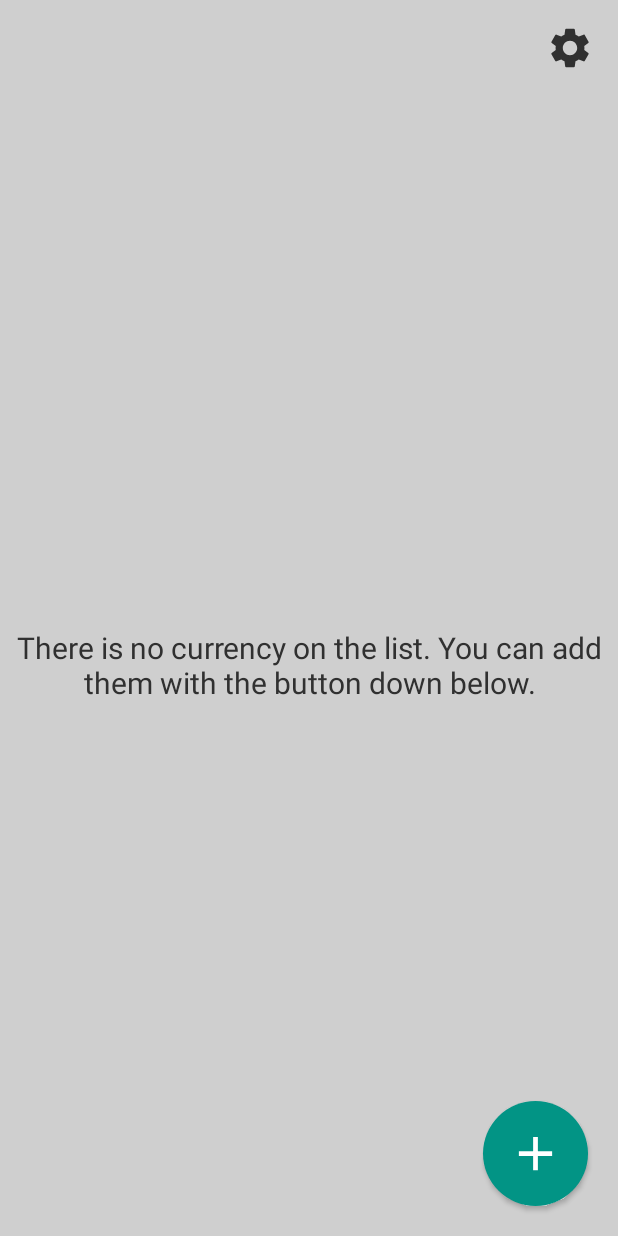
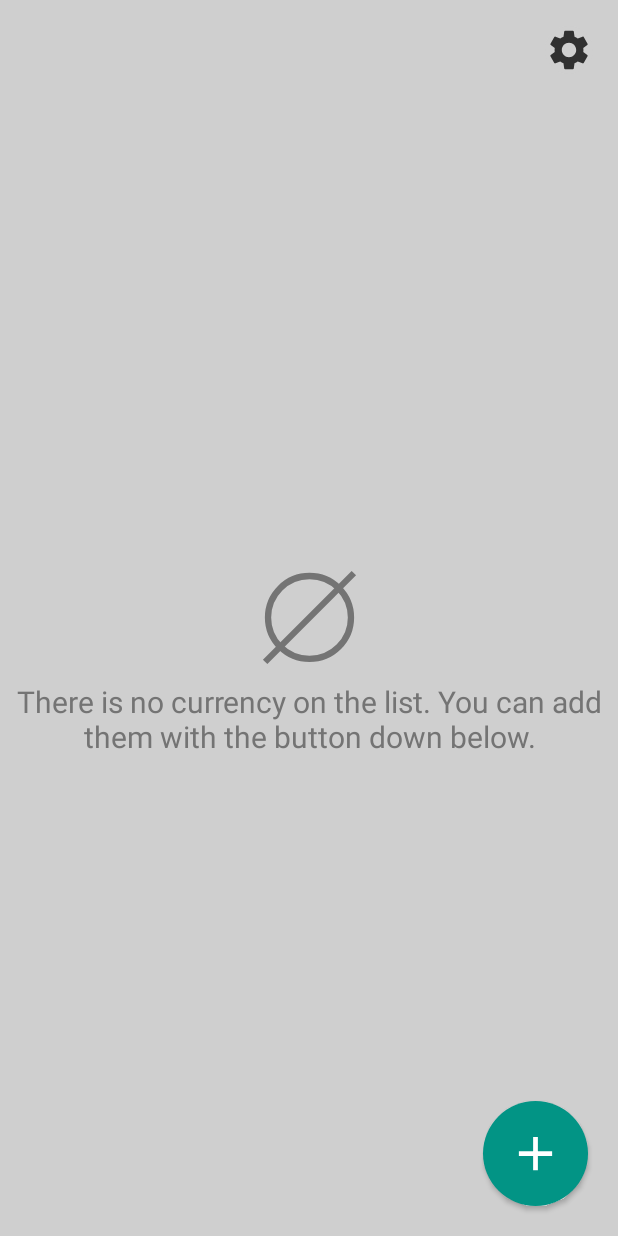
Before and after one commit to tarikyasar/android-curmin, an Android app built with Jetpack Compose: the screen it shows after launch (MainActivity), on a phone screen of 412 x 824 dp. Run offline under Robolectric (Android 15) with nearby library versions, the phone set to English and light mode, and no system bars; our stand-ins replace Dagger/Hilt's generated code, Room's generated code, accompanist.

Commit message:
Improve UI/UX

```diff
--- a/app/src/main/java/com/tarikyasar/curmin/presentation/CurminApp.kt
+++ b/app/src/main/java/com/tarikyasar/curmin/presentation/CurminApp.kt
@@ -5,11 +5,14 @@ import androidx.appcompat.app.AppCompatDelegate.*
 import androidx.compose.foundation.background
 import androidx.compose.foundation.clickable
 import androidx.compose.foundation.layout.*
+import androidx.compose.foundation.shape.CircleShape
 import androidx.compose.material.ExperimentalMaterialApi
 import androidx.compose.material.Icon
 import androidx.compose.material.MaterialTheme
 import androidx.compose.runtime.*
+import androidx.compose.ui.Alignment
 import androidx.compose.ui.Modifier
+import androidx.compose.ui.draw.clip
 import androidx.compose.ui.res.painterResource
 import androidx.compose.ui.unit.dp
 import com.tarikyasar.curmin.R
@@ -49,16 +52,38 @@ fun CurminApp(
                         .fillMaxWidth()
                         .padding(16.dp)
                 ) {
-                    Icon(
-                        painter = painterResource(id = R.drawable.ic_settings),
-                        contentDescription = null,
-                        tint = MaterialTheme.colors.onBackground,
+                    Box(
                         modifier = Modifier
-                            .size(32.dp)
+                            .clip(CircleShape)
                             .clickable {
                                 showSettingsDialog = true
                             }
-                    )
+                            .size(34.dp)
+                    ) {
+                        if (showSettingsDialog) {
+                            Box(
+                                modifier = Modifier
+                                    .align(Alignment.Center)
+                                    .clip(CircleShape)
+                                    .size(34.dp)
+                                    .background(MaterialTheme.colors.primary)
+                            )
+                        }
+
+                        Icon(
+                            painter = painterResource(id = R.drawable.ic_settings),
+                            contentDescription = null,
+                            tint = MaterialTheme.colors.onBackground,
+                            modifier = Modifier
+                                .align(Alignment.Center)
+                                .background(
+                                    MaterialTheme.colors.background,
+                                    CircleShape
+                                )
+                                .size(32.dp)
+                        )
+                    }
+
                 }
 
                 CurrencyWatchlist()
--- a/app/src/main/java/com/tarikyasar/curmin/presentation/screens/currency_watchlist/CurrencyWatchlist.kt
+++ b/app/src/main/java/com/tarikyasar/curmin/presentation/screens/currency_watchlist/CurrencyWatchlist.kt
@@ -15,12 +15,14 @@ import androidx.compose.runtime.*
 import androidx.compose.ui.Alignment
 import androidx.compose.ui.Modifier
 import androidx.compose.ui.graphics.Color
+import androidx.compose.ui.res.painterResource
 import androidx.compose.ui.text.style.TextAlign
 import androidx.compose.ui.unit.dp
 import androidx.compose.ui.unit.sp
 import androidx.hilt.navigation.compose.hiltViewModel
 import com.google.accompanist.swiperefresh.SwipeRefresh
 import com.google.accompanist.swiperefresh.SwipeRefreshState
+import com.tarikyasar.curmin.R
 import com.tarikyasar.curmin.data.database.model.CurrencyWatchlistItemData
 import com.tarikyasar.curmin.domain.model.Symbol
 import com.tarikyasar.curmin.presentation.composable.CurminErrorDialog
@@ -45,7 +47,19 @@ fun CurrencyWatchlist(
     var showAddWatchlistItemDialog by remember { mutableStateOf(false) }
     var showErrorDialog by remember { mutableStateOf(state.error.isEmpty().not()) }
     val swipeRefreshState by remember { mutableStateOf(SwipeRefreshState(false)) }
-    var deleteItemUid by remember { mutableStateOf("") }
+    var deleteItem by remember {
+        mutableStateOf(
+            CurrencyWatchlistItemData(
+                "",
+                null,
+                null,
+                null,
+                null,
+                null,
+                null
+            )
+        )
+    }
 
     Surface(
         modifier = Modifier.fillMaxSize(),
@@ -77,7 +91,7 @@ fun CurrencyWatchlist(
                                     val dismissState = rememberDismissState(
                                         confirmStateChange = {
                                             if (it == DismissValue.DismissedToStart) {
-                                                deleteItemUid = currency.uid
+                                                deleteItem = currency
                                                 showDeleteWatchlistItemDialog = true
                                                 false
                                             } else {
@@ -128,13 +142,25 @@ fun CurrencyWatchlist(
                         }
                     }
                 } else if (state.isLoading.not()) {
+                    Column(
+                        horizontalAlignment = Alignment.CenterHorizontally
+                    ) {
+                        Icon(
+                            painter = painterResource(id = R.drawable.ic_empty),
+                            contentDescription = null,
+                            tint = MaterialTheme.colors.secondary,
+                            modifier = Modifier
+                                .size(70.dp)
+                        )
+
                         Text(
                             text = "There is no currency on the list. You can add them with the button down below.",
                             fontSize = 20.sp,
                             textAlign = TextAlign.Center,
-                        color = MaterialTheme.colors.onBackground,
+                            color = MaterialTheme.colors.secondary,
                             modifier = Modifier.padding(10.dp)
                         )
+                    }
                 }
             }
 
@@ -198,11 +224,11 @@ fun CurrencyWatchlist(
                     showDeleteWatchlistItemDialog = false
                 },
                 onPositiveButtonClick = {
-                    viewModel.deleteCurrency(deleteItemUid)
+                    viewModel.deleteCurrency(deleteItem.uid)
                 },
                 onNegativeButtonClick = { showDeleteWatchlistItemDialog = false },
-                baseCurrency = "XXX",
-                targetCurrency = "TRY"
+                baseCurrency = deleteItem.baseCurrencyCode ?: "",
+                targetCurrency = deleteItem.targetCurrencyCode ?: ""
             )
 
             CurminErrorDialog(
@@ -213,7 +239,7 @@ fun CurrencyWatchlist(
                 onPositiveButtonClick = {
                     showErrorDialog = false
                 },
-                warningMessage = state.error
+                errorMessage = state.error
             )
         }
     }
--- a/app/src/main/java/com/tarikyasar/curmin/presentation/ui/theme/Color.kt
+++ b/app/src/main/java/com/tarikyasar/curmin/presentation/ui/theme/Color.kt
@@ -6,7 +6,8 @@ val BackgroundColorDark = Color(0xFF303030)
 val BackgroundColorLight = Color(0xFFCFCFCF)
 val PrimaryColor = Color(0xFF029485)
 val PrimaryColorVariant = Color(0xFF0BE2CC)
-val SecondaryColor = Color(0xFFF35321)
+val SecondaryColorDark = Color(0xFF636363)
+val SecondaryColorLight = Color(0xFF747474)
 val SecondaryColorVariant = Color(0xFFFC754B)
 val SurfaceColorDark = Color(0xFF3C3C3C)
 val SurfaceColorLight = Color(0xFFD8D8D8)
@@ -24,5 +25,5 @@ val PositiveButtonTextColor = CurrencyArrowUpColor
 val NegativeButtonBackgroundColor = CurrencyDownColor
 val NegativeButtonTextColor = CurrencyArrowDownColor
 
-val DialogWarningBorderColor = Color(0xFFF38B3A)
-val DialogErrorBorderColor = Color(0xFFEB5050)
+val DialogWarningColor = Color(0xFFE9995C)
+val DialogErrorColor = Color(0xFFEB5050)
--- a/app/src/main/java/com/tarikyasar/curmin/presentation/ui/theme/Theme.kt
+++ b/app/src/main/java/com/tarikyasar/curmin/presentation/ui/theme/Theme.kt
@@ -10,7 +10,7 @@ import androidx.compose.ui.graphics.Color
 private val DarkColorPalette = darkColors(
     primary = PrimaryColor,
     primaryVariant = PrimaryColorVariant,
-    secondary = SecondaryColor,
+    secondary = SecondaryColorDark,
     secondaryVariant = SecondaryColorVariant,
     background = BackgroundColorDark,
     surface = SurfaceColorDark,
@@ -23,7 +23,7 @@ private val DarkColorPalette = darkColors(
 private val LightColorPalette = lightColors(
     primary = PrimaryColor,
     primaryVariant = PrimaryColorVariant,
-    secondary = SecondaryColor,
+    secondary = SecondaryColorLight,
     secondaryVariant = SecondaryColorVariant,
     background = BackgroundColorLight,
     surface = SurfaceColorLight,
--- /dev/null
+++ b/app/src/main/res/drawable/ic_empty.xml
@@ -0,0 +1,16 @@
+<vector xmlns:android="http://schemas.android.com/apk/res/android"
+    android:width="400dp"
+    android:height="400dp"
+    android:viewportWidth="400"
+    android:viewportHeight="400">
+  <path
+      android:pathData="M200,200m-158,0a158,158 0,1 1,316 0a158,158 0,1 1,-316 0"
+      android:strokeWidth="24"
+      android:fillColor="#00000000"
+      android:strokeColor="#000"/>
+  <path
+      android:pathData="M31,369 L369,31"
+      android:strokeWidth="24"
+      android:fillColor="#00000000"
+      android:strokeColor="#000"/>
+</vector>
--- /dev/null
+++ b/app/src/main/res/drawable/ic_warning.xml
@@ -0,0 +1,18 @@
+<vector xmlns:android="http://schemas.android.com/apk/res/android"
+    android:width="512dp"
+    android:height="512dp"
+    android:viewportWidth="512"
+    android:viewportHeight="512">
+  <path
+      android:pathData="M242.5,23c-24.9,3.9 -47.4,18.2 -61.4,38.9 -4.7,6.9 -167.7,289.3 -171.8,297.6 -14.2,28.4 -11.5,63.6 6.8,90.6 12.3,18.2 31.1,31.4 52.9,37.1l8.5,2.3 177,-0c189.8,-0 182,0.2 196.7,-5 13.5,-4.8 22.8,-10.8 33.2,-21.1 8.2,-8.2 13.4,-15.6 18.7,-26.7 6.3,-13.3 8.2,-21.9 8.2,-38.2 0,-16.3 -1.9,-24.9 -8.2,-38.1 -3.7,-7.7 -160.5,-280.1 -170,-295.3 -9.5,-15.3 -27.3,-30.7 -41.8,-36.1 -15.2,-5.7 -34.9,-8.1 -48.8,-6zM264,64.1c12,1.9 24,8.9 30.8,18.1 4.5,6 166.9,287 171.3,296.3 6.9,14.5 5.3,32.9 -4.1,47.4 -7.6,11.9 -21,20.2 -35.5,22.1 -5.4,0.7 -62.4,1 -176,0.8l-168,-0.3 -6.7,-2.3c-27.6,-9.3 -41.9,-40.6 -30.4,-66.5 2,-4.6 162.3,-282.8 169.4,-294.2 7.9,-12.6 24.3,-21.7 40.2,-22.4 1.4,-0 5.4,0.4 9,1z"
+      android:fillColor="#000000"
+      android:strokeColor="#00000000"/>
+  <path
+      android:pathData="M249.6,166.5c-8.4,2.2 -14.8,8.2 -18.7,17.5 -1.8,4.6 -1.7,11 1,55.5 1.2,20.3 2.8,46.5 3.5,58.1 1.5,25.4 2.5,28.1 11.5,32.6 6.2,3.2 10.5,3.5 15.9,1.2 8.6,-3.6 13.2,-11.8 13.2,-23.3 -0.1,-3.1 1.4,-30.9 3.2,-61.8 3.6,-61.9 3.6,-61.4 -2.3,-69.9 -5.6,-8.2 -17.3,-12.4 -27.3,-9.9z"
+      android:fillColor="#000000"
+      android:strokeColor="#00000000"/>
+  <path
+      android:pathData="M249,351.9c-12.1,3.9 -19.7,14.8 -18.8,26.8 1.1,14.4 11.5,24.2 25.7,24.3 10.2,-0 18.6,-5.2 23.3,-14.4 2.6,-5 2.9,-16.3 0.6,-21.7 -2.2,-5 -7.4,-10.7 -12.2,-13.1 -4.4,-2.2 -14.5,-3.3 -18.6,-1.9z"
+      android:fillColor="#000000"
+      android:strokeColor="#00000000"/>
+</vector>
```
Also changed, not shown: app/src/main/java/com/tarikyasar/curmin/presentation/composable/Dialogs.kt (+114 -111 lines). Lines whose indentation alone changed are shown as unchanged.
